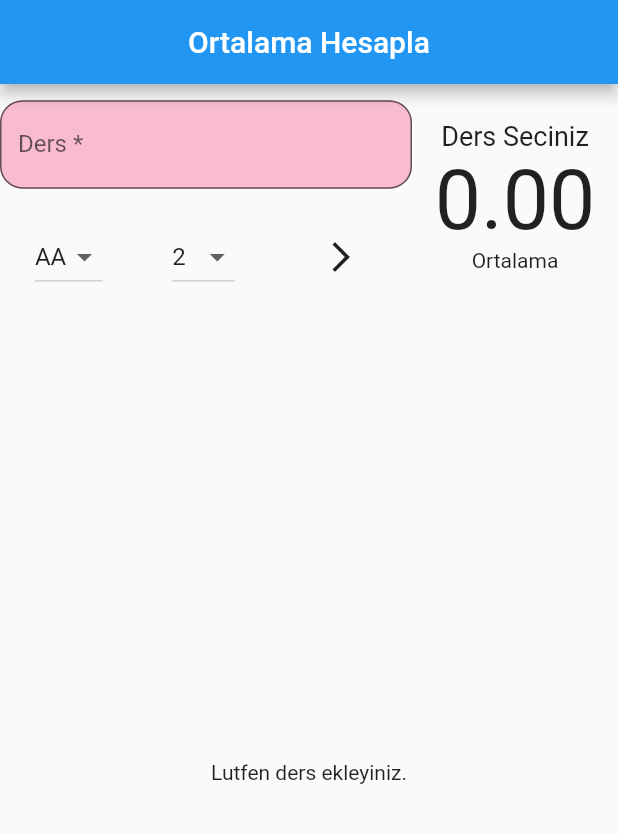
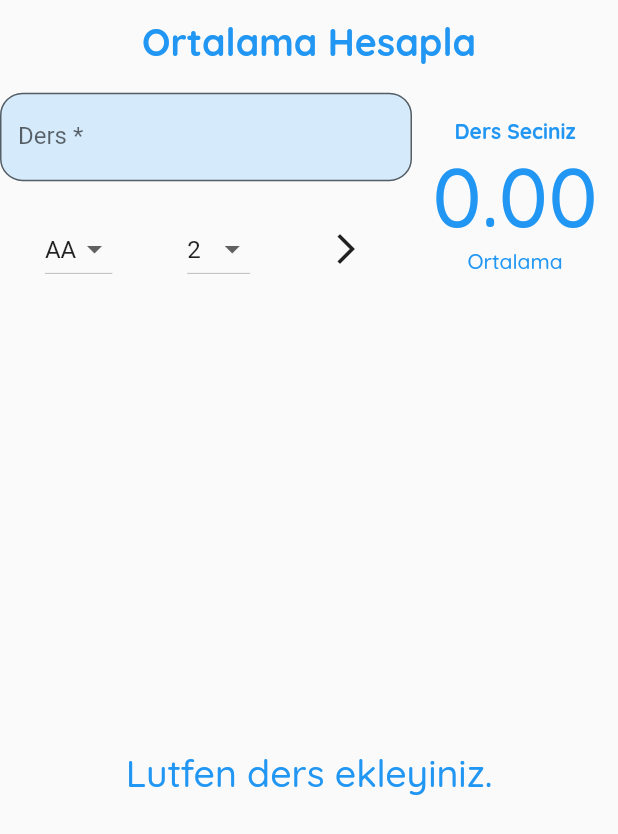
Before and after one commit to muhammetaydinn/ortalama_hesaplama, a Flutter app: the screen it shows after launch, on a phone screen of 412 x 824 dp. Shown: the top 834 px of the screen. Run offline on Flutter 3.47's test engine with Material 2 defaults, Android fonts, the phone set to English and light mode, and no system bars; our stand-ins replace google_fonts.

Commit message:
Tasarım yapıldı

```diff
--- a/lib/main.dart
+++ b/lib/main.dart
@@ -12,10 +12,8 @@ class MyApp extends StatelessWidget {
   @override
   Widget build(BuildContext context) {
     return MaterialApp(
+      debugShowCheckedModeBanner: false,
       title: "ortalama hesapla",
-      theme: ThemeData(
-        primaryColor: SabitData.temarenk,
-      ),
       home: OrtalamaHesapla(),
     );
   }
--- a/lib/ortalamaful.dart
+++ b/lib/ortalamaful.dart
@@ -1,4 +1,5 @@
 import 'package:flutter/material.dart';
+import 'package:google_fonts/google_fonts.dart';
 import 'package:ortalamahesapkodbir/dersListe.dart';
 import 'package:ortalamahesapkodbir/ders.dart';
 import 'package:ortalamahesapkodbir/ortalamakisim.dart';
@@ -24,10 +25,16 @@ class _OrtalamaHesaplaState extends State<OrtalamaHesapla> {
     return Scaffold(
       resizeToAvoidBottomInset: false,
       appBar: AppBar(
-        title: Text("Ortalama Hesapla"),
+          title: Text("Ortalama Hesapla",
+              style: GoogleFonts.quicksand(
+                  fontSize: 25, fontWeight: FontWeight.w700)),
           centerTitle: true,
-      ),
+          shadowColor: Colors.transparent,
+          elevation: 0,
+          foregroundColor: Colors.blue,
+          backgroundColor: Colors.transparent),
       body: Column(
+
         children: [
           Column(
             children: [
@@ -96,7 +103,7 @@ class _OrtalamaHesaplaState extends State<OrtalamaHesapla> {
               initialValue: savedString,
               decoration: InputDecoration(
                 filled: true,
-                fillColor: SabitData.temarenk.shade100,
+                fillColor: Color.fromARGB(148, 187, 222, 251),
                 hintText: 'Eklemek istediğin dersi yazın',
                 labelText: 'Ders *',
                 border: OutlineInputBorder(
@@ -107,7 +114,11 @@ class _OrtalamaHesaplaState extends State<OrtalamaHesapla> {
             Row(
               mainAxisAlignment: MainAxisAlignment.spaceAround,
               children: [
-                DropdownButton<double>(
+                Container(
+                  padding: EdgeInsets.all(10.0),
+                  decoration:
+                      BoxDecoration(borderRadius: BorderRadius.circular(15)),
+                  child: DropdownButton<double>(
                     value: dropdownValue,
                     onChanged: (double? newValue) {
                       setState(() {
@@ -115,14 +126,17 @@ class _OrtalamaHesaplaState extends State<OrtalamaHesapla> {
                         print("deger $dropdownValue");
                       });
                     },
-                  items: tumHarfler.map<DropdownMenuItem<double>>((String ali) {
+                    items:
+                        tumHarfler.map<DropdownMenuItem<double>>((String ali) {
                       return DropdownMenuItem<double>(
                         value: atama(ali),
                         child: Text(ali),
                       );
                     }).toList(),
                   ),
+                ),
                 DropdownButton<int>(
+                  borderRadius: BorderRadius.circular(15),
                   value: kredivalue,
                   onChanged: (int? newValue) {
                     setState(() {
--- a/lib/ortalamakisim.dart
+++ b/lib/ortalamakisim.dart
@@ -1,4 +1,5 @@
 import 'package:flutter/material.dart';
+import 'package:google_fonts/google_fonts.dart';
 
 class OrtalamaGosteren extends StatelessWidget {
   final double ortalama;
@@ -11,16 +12,25 @@ class OrtalamaGosteren extends StatelessWidget {
 
   @override
   Widget build(BuildContext context) {
-    return Column(mainAxisAlignment: MainAxisAlignment.center, children: [
+    return Column(
+        mainAxisAlignment: MainAxisAlignment.center,
+        crossAxisAlignment: CrossAxisAlignment.center,
+        children: [
           Text(
             dersSayisi > 0 ? "$dersSayisi Ders Girildi" : "Ders Seciniz",
-        style: TextStyle(fontSize: 18),
+            style: GoogleFonts.quicksand(
+                fontSize: 14, fontWeight: FontWeight.w700, color: Colors.blue),
           ),
           Text(
             ortalama >= 0 ? "${ortalama.toStringAsFixed(2)}" : "0.00",
-        style: TextStyle(fontSize: 55),
+            style: GoogleFonts.quicksand(
+                fontSize: 55, fontWeight: FontWeight.w500, color: Colors.blue),
           ),
-      Text("Ortalama")
+          Text(
+            "Ortalama",
+            style: GoogleFonts.quicksand(
+                fontSize: 14, fontWeight: FontWeight.w500, color: Colors.blue),
+          )
         ]);
   }
 }
```
Also changed, not shown: lib/dersListe.dart (+28 -2 lines). Lines whose indentation alone changed are shown as unchanged.
